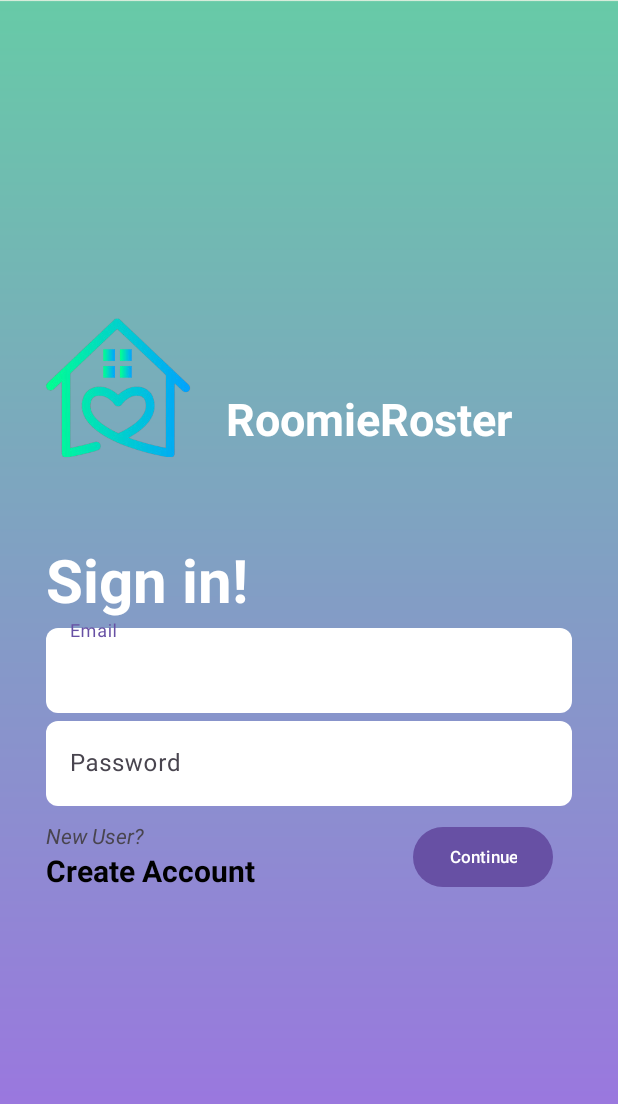
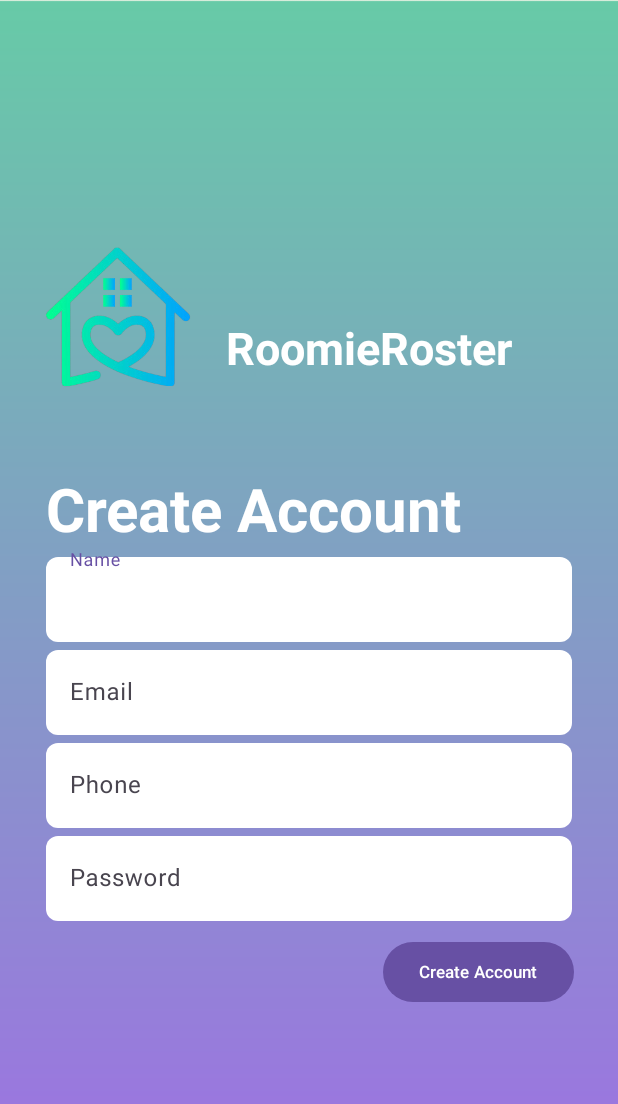
Before and after one commit to dylanroig23/RoomieRoster_AndroidApp, an Android app: the RegisterActivity screen opened directly, with no data from a screen before it, on a phone screen of 412 x 824 dp. Shown: the top 1104 px of the screen. Run offline under Robolectric (Android 15) with nearby library versions, the phone set to English and light mode, and no system bars.

Commit message:
Login --> Create --> Home
Linking together 3 activities, login goes to home, login has the ability to go to create account then create account routes back to login

```diff
--- a/app/src/main/AndroidManifest.xml
+++ b/app/src/main/AndroidManifest.xml
@@ -27,6 +27,10 @@
             android:name="RoomieRoster.UI.Activities.RegisterActivity"
             android:exported="true">
         </activity>
+        <activity
+            android:name="RoomieRoster.UI.Activities.HomeActivity"
+            android:exported="true">
+        </activity>
     </application>
 
 </manifest>
--- a/app/src/main/java/RoomieRoster/UI/Activities/RegisterActivity.java
+++ b/app/src/main/java/RoomieRoster/UI/Activities/RegisterActivity.java
@@ -1,16 +1,34 @@
 package RoomieRoster.UI.Activities;
 
 import android.os.Bundle;
+import android.util.Log;
 
 import androidx.appcompat.app.AppCompatActivity;
+import androidx.fragment.app.Fragment;
+import androidx.fragment.app.FragmentManager;
 
 import com.RoomieRoster.R;
+import RoomieRoster.UI.Fragments.RegisterFragment;
 
 public class RegisterActivity extends AppCompatActivity {
 
     @Override
     protected void onCreate(Bundle savedInstanceState) {
+        final String TAG = "RegisterActivity";
+
         super.onCreate(savedInstanceState);
-        setContentView(R.layout.fragment_login);
+        setContentView(R.layout.fragment_container);
+        Log.d(TAG, "RegisterActivity: onCreate()");
+
+        FragmentManager fm = getSupportFragmentManager();
+        Fragment fragment = fm.findFragmentById(R.id.fragment_container);
+
+        if (fragment == null) {
+            Log.d(TAG, "RegisterActivity: Posting Fragment");
+            fragment = new RegisterFragment();
+            fm.beginTransaction()
+                    .add(R.id.fragment_container, fragment)
+                    .commit();
+        }
     }
 }
--- a/app/src/main/java/RoomieRoster/UI/Fragments/RegisterFragment.java
+++ b/app/src/main/java/RoomieRoster/UI/Fragments/RegisterFragment.java
@@ -1,4 +1,105 @@
 package RoomieRoster.UI.Fragments;
 
-public class RegisterFragment {
+import android.app.Activity;
+import android.content.Intent;
+import android.os.Bundle;
+import android.text.TextUtils;
+import android.util.Log;
+import android.view.LayoutInflater;
+import android.view.View;
+import android.view.ViewGroup;
+import android.widget.Button;
+import android.widget.TextView;
+import android.widget.Toast;
+
+import androidx.annotation.NonNull;
+import androidx.fragment.app.Fragment;
+
+import com.RoomieRoster.R;
+import com.google.android.material.textfield.TextInputEditText;
+
+import RoomieRoster.UI.Activities.LoginActivity;
+import RoomieRoster.UI.Activities.RegisterActivity;
+
+public class RegisterFragment extends Fragment {
+    private static final String TAG = "RegisterFragment";
+
+    TextInputEditText mEditTextName;
+    TextInputEditText mEditTextEmail;
+    TextInputEditText mEditTextPhone;
+    TextInputEditText mEditTextPassword;
+    Button mCreateAccountButton;
+
+    @Override
+    public void onCreate(Bundle icicle) {
+        super.onCreate(icicle);
+        Log.d(TAG, "RegisterFragment: onCreate()");
+    }
+
+    @Override
+    public View onCreateView(@NonNull LayoutInflater inflater, ViewGroup container, Bundle savedInstanceState) {
+        View v;
+        Log.d(TAG, "RegisterFragment: onCreateView()");
+
+        v = inflater.inflate(R.layout.fragment_register, container, false);
+
+        mEditTextName = v.findViewById(R.id.register_name);
+        mEditTextEmail = v.findViewById(R.id.register_email);
+        mEditTextPhone = v.findViewById(R.id.register_phone);
+        mEditTextPassword = v.findViewById(R.id.register_password);
+        mCreateAccountButton = v.findViewById(R.id.btn_register);
+
+        if (mCreateAccountButton != null) {
+            mCreateAccountButton.setOnClickListener(new View.OnClickListener() {
+                @Override
+                public void onClick(View view) {
+                    Log.d(TAG, "RegisterFragment: Create Account Button Clicked");
+
+                    String name;
+                    String email;
+                    String phone;
+                    String password;
+
+                    name = String.valueOf(mEditTextName.getText());
+                    email = String.valueOf(mEditTextEmail.getText());
+                    phone = String.valueOf(mEditTextPassword.getText());
+                    password = String.valueOf(mEditTextPassword.getText());
+
+                    if (TextUtils.isEmpty(name)) {
+                        Log.d(TAG, "RegisterFragment: No Name Provided");
+                        Toast.makeText(view.getContext(),"Enter Name",Toast.LENGTH_SHORT).show();
+                        return;
+                    }
+                    if (TextUtils.isEmpty(email)) {
+                        Log.d(TAG, "RegisterFragment: No Email Provided");
+                        Toast.makeText(view.getContext(),"Enter Email",Toast.LENGTH_SHORT).show();
+                        return;
+                    }
+                    if (TextUtils.isEmpty(phone)) {
+                        Log.d(TAG, "RegisterFragment: No Phone Provided");
+                        Toast.makeText(view.getContext(),"Enter Phone",Toast.LENGTH_SHORT).show();
+                        return;
+                    }
+                    if (TextUtils.isEmpty(password)) {
+                        Log.d(TAG, "RegisterFragment: No Password Provided");
+                        Toast.makeText(view.getContext(),"Enter Password",Toast.LENGTH_SHORT).show();
+                        return;
+                    }
+
+                    //ADD FIREBASE CREATE ACCOUNT HERE
+
+                    Intent intent = new Intent(getActivity(), LoginActivity.class);
+
+                    // Start the SecondActivity
+                    startActivity(intent);
+
+                    // Finish the LoginActivity
+                    getActivity().finish();
+
+                }
+            });
+        }
+
+        return v;
+    }
 }
--- a/app/src/main/res/layout/fragment_login.xml
+++ b/app/src/main/res/layout/fragment_login.xml
@@ -106,7 +106,7 @@
                 android:layout_height="wrap_content"
                 android:text="@string/Login_CreateAccount"
                 android:clickable="true"
-                android:id="@+id/btn_create_account"
+                android:id="@+id/text_create_account"
                 android:textSize = "20sp"
                 android:paddingBottom="30sp"
                 android:textStyle="bold"
--- a/app/src/main/res/layout/fragment_register.xml
+++ b/app/src/main/res/layout/fragment_register.xml
@@ -4,7 +4,7 @@
     xmlns:tools="http://schemas.android.com/tools"
     android:layout_width="match_parent"
     android:layout_height="match_parent"
-    tools:context="RoomieRoster.UI.Activities.LoginActivity"
+    tools:context="RoomieRoster.UI.Activities.RegisterActivity"
     android:orientation="vertical"
     android:padding = "15sp"
     android:background="@drawable/login_background"
--- a/app/src/main/res/values/strings.xml
+++ b/app/src/main/res/values/strings.xml
@@ -12,4 +12,5 @@
     <string name="Register_Email">Email</string>
     <string name="Register_Phone">Phone</string>
     <string name="Register_Password">Password</string>
+    <string name="Home_InProgress">Home Page in Progress!</string>
 </resources>
```
Also changed, not shown: app/src/main/java/RoomieRoster/UI/Activities/HomeActivity.java (added, +22 -0 lines), app/src/main/java/RoomieRoster/UI/Activities/LoginActivity.java (+3 -12 lines), app/src/main/java/RoomieRoster/UI/Fragments/LoginFragment.java (+26 -24 lines), app/src/main/res/layout/activity_home.xml (added, +22 -0 lines).
